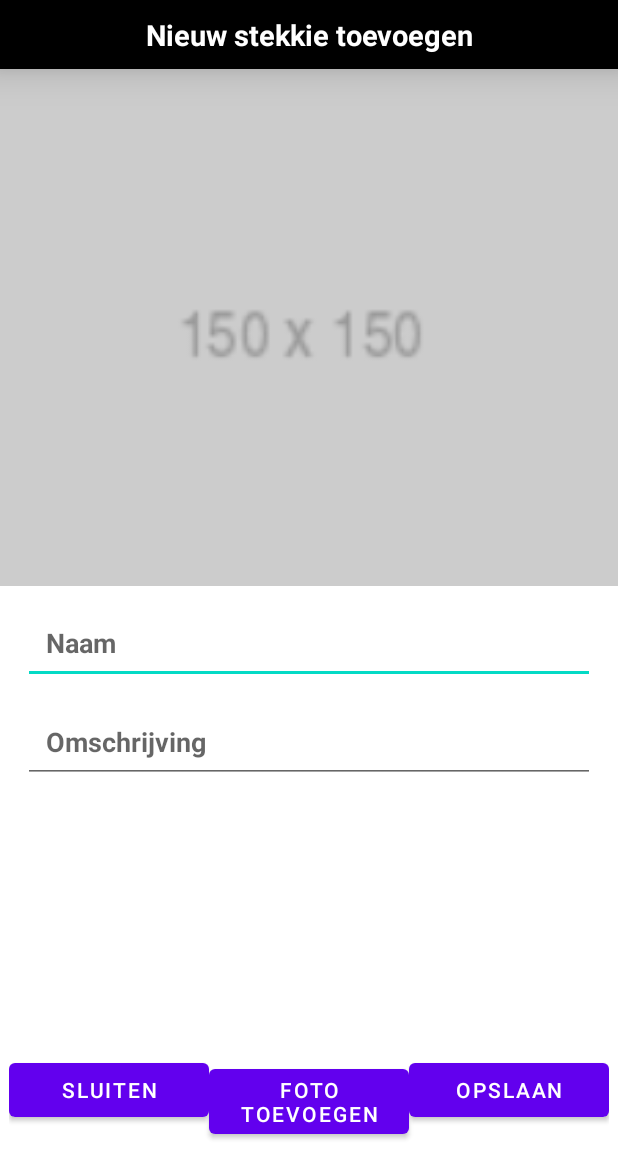
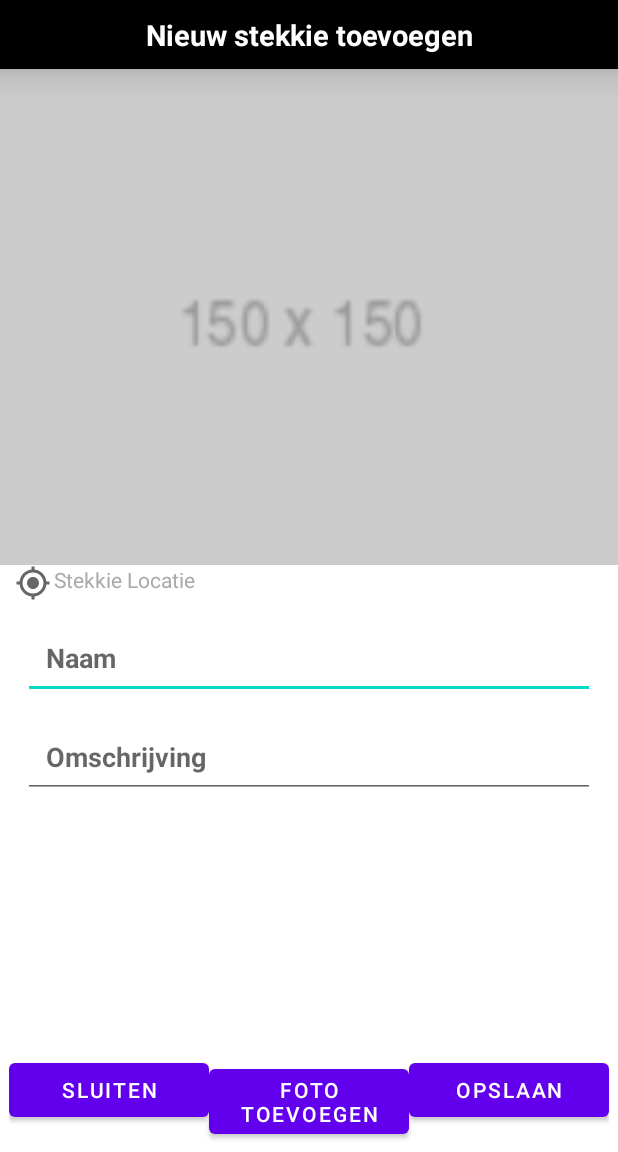
Before and after one commit to DocktorDicking/VisStekkie, an Android app: the AddStekkieActivity screen opened directly, with no data from a screen before it, on a phone screen of 412 x 824 dp, the part 84-1236 px from its top. Run offline under Robolectric (Android 15) with nearby library versions, the phone set to English and light mode, and no system bars.

Commit message:
Working on addStekkie
Added layout and location functionality.

```diff
--- a/app/src/main/AndroidManifest.xml
+++ b/app/src/main/AndroidManifest.xml
@@ -3,6 +3,9 @@
     package="com.example.visstekkie">
 
     <uses-permission android:name="android.permission.ACCESS_NETWORK_STATE"/>
+    <uses-permission android:name="android.permission.CAMERA"/>
+    <uses-permission android:name="android.permission.ACCESS_FINE_LOCATION"/>
+    <uses-permission android:name="android.permission.ACCESS_COARSE_LOCATION" />
 
     <application
         android:allowBackup="true"
--- a/app/src/main/java/com/example/visstekkie/AddStekkieActivity.kt
+++ b/app/src/main/java/com/example/visstekkie/AddStekkieActivity.kt
@@ -1,24 +1,76 @@
 package com.example.visstekkie
 
+import android.content.Context
+import android.location.Location
+import android.location.LocationManager
 import android.os.Bundle
 import android.util.Log
 import android.view.View
+import android.widget.TextView
+import android.widget.Toast
 import androidx.appcompat.app.AppCompatActivity
 
 class AddStekkieActivity : AppCompatActivity() {
     private val TAG = "AddStekkieActivity"
+    private val newStekkie = StekkieModel("", "", 0, 0.0, 0.0)
+    private lateinit var stekkieLoc: TextView
 
     override fun onCreate(savedInstanceState: Bundle?) {
         super.onCreate(savedInstanceState)
         setContentView(R.layout.activity_addstekkie)
+        stekkieLoc = findViewById(R.id.stekkie_loc)
         Log.d(TAG, "onCreate: has started.")
+        setStekkieLocation()
 
 //        getIncommingIntent()
     }
 
-    fun cancelStekkie(view: View) {}
-    fun addPhoto(view: View) {}
-    fun createStekkie(view: View) {}
+    /**
+     * Sets the location of the new stekkie when called.
+     */
+    private fun setStekkieLocation() {
+        val locationManager = getSystemService(Context.LOCATION_SERVICE) as LocationManager
+        val providers: List<String> =  locationManager.getProviders(true)
+        var location: Location? = null
+        for (provider in providers) {
+            try {
+                location = locationManager.getLastKnownLocation(provider)
+                if (location != null) {
+                    break
+                }
+            } catch (ex: SecurityException) {
+                Log.d(TAG, "setStekkieLocation: Security exception thrown")
+            }
+        }
+
+        if (location != null) {
+            newStekkie.latitude = location.latitude
+            newStekkie.longitude = location.longitude
+            stekkieLoc.text = newStekkie.getLocationName(stekkieLoc.context)
+        }
+    }
+
+
+    /**
+     * Closes this intent
+     */
+    fun cancelStekkie(view: View) {
+        finish()
+    }
+
+    /**
+     *
+     */
+    fun addPhoto(view: View) {
+
+    }
+
+    /**
+     *
+     */
+    fun createStekkie(view: View) {
+
+    }
 
 
 }
--- a/app/src/main/res/layout/activity_addstekkie.xml
+++ b/app/src/main/res/layout/activity_addstekkie.xml
@@ -6,7 +6,7 @@
     android:layout_height="match_parent"
     tools:context=".AddStekkieActivity">
 
-    <LinearLayout
+    <LinearLayout xmlns:app="http://schemas.android.com/apk/res-auto"
         android:id="@+id/LinLay_one"
         android:orientation="vertical"
         android:layout_width="match_parent"
@@ -32,6 +32,15 @@
             android:id="@+id/stekkie_img"
             android:scaleType="centerCrop"
             android:src="@drawable/ph150"/>
+        <TextView
+            android:id="@+id/stekkie_loc"
+            android:layout_width="match_parent"
+            android:layout_height="wrap_content"
+            android:layout_marginStart="10dp"
+            android:textColor="@android:color/darker_gray"
+            android:drawablePadding="2dp"
+            android:text="@string/stekkie_locatie"
+            app:drawableLeftCompat="@drawable/ic_baseline_my_location_24" />
 
         <EditText
             android:id="@+id/stekkie_name"
```
Also changed, not shown: app/src/main/java/com/example/visstekkie/DetailActivity.kt (+0 -27 lines), app/src/main/java/com/example/visstekkie/MainActivity.kt (+5 -17 lines).
